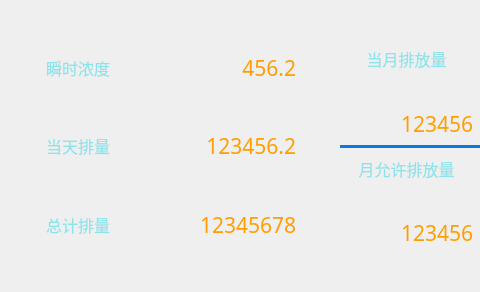
Above: interface/src/ui/phrtdwidget.ui from msq123sjl/zlkzq before the change; both pictures show x 0 to 480 and y 0 to 292 of the 780 by 292 pixel window. Below: the same form after it.
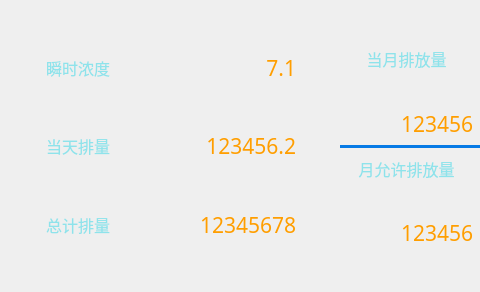
That is the form after the change.

Patch:
```diff
--- a/interface/src/ui/phrtdwidget.ui
+++ b/interface/src/ui/phrtdwidget.ui
@@ -98,7 +98,7 @@
                 <string notr="true">color: rgb(255, 158, 0);</string>
                </property>
                <property name="text">
-                <string>456.2</string>
+                <string>7.1</string>
                </property>
                <property name="textFormat">
                 <enum>Qt::AutoText</enum>
```
